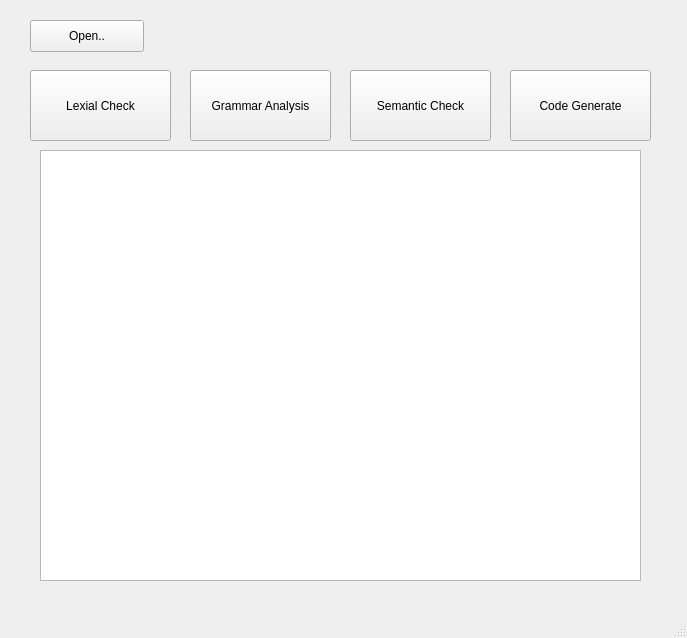
Qt form compilerUI.ui (phoeagon/CompilerCourseLab) before a commit.
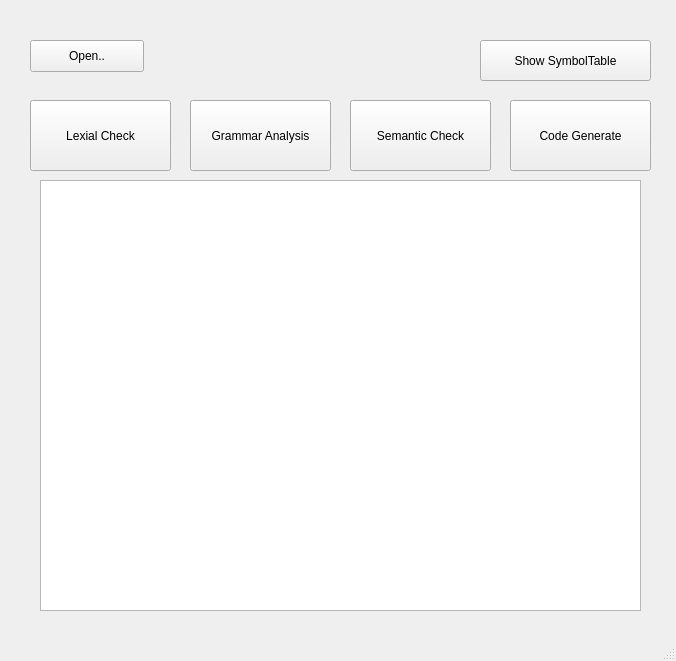
The same form after that commit.

Commit message: showing symbol table: buggy ver

What changed in the file:
```diff
--- a/compilerUI.ui
+++ b/compilerUI.ui
@@ -6,8 +6,8 @@
    <rect>
     <x>0</x>
     <y>0</y>
-    <width>687</width>
-    <height>638</height>
+    <width>676</width>
+    <height>661</height>
    </rect>
   </property>
   <property name="windowTitle">
@@ -18,7 +18,7 @@
     <property name="geometry">
      <rect>
       <x>30</x>
-      <y>20</y>
+      <y>40</y>
       <width>114</width>
       <height>32</height>
      </rect>
@@ -31,7 +31,7 @@
     <property name="geometry">
      <rect>
       <x>30</x>
-      <y>70</y>
+      <y>100</y>
       <width>141</width>
       <height>71</height>
      </rect>
@@ -44,7 +44,7 @@
     <property name="geometry">
      <rect>
       <x>190</x>
-      <y>70</y>
+      <y>100</y>
       <width>141</width>
       <height>71</height>
      </rect>
@@ -57,7 +57,7 @@
     <property name="geometry">
      <rect>
       <x>350</x>
-      <y>70</y>
+      <y>100</y>
       <width>141</width>
       <height>71</height>
      </rect>
@@ -70,7 +70,7 @@
     <property name="geometry">
      <rect>
       <x>510</x>
-      <y>70</y>
+      <y>100</y>
       <width>141</width>
       <height>71</height>
      </rect>
@@ -86,7 +86,7 @@
     <property name="geometry">
      <rect>
       <x>40</x>
-      <y>150</y>
+      <y>180</y>
       <width>601</width>
       <height>431</height>
      </rect>
@@ -106,7 +106,7 @@
     <property name="geometry">
      <rect>
       <x>40</x>
-      <y>150</y>
+      <y>180</y>
       <width>601</width>
       <height>431</height>
      </rect>
@@ -115,6 +115,19 @@
      <bool>true</bool>
     </attribute>
    </widget>
+   <widget class="QPushButton" name="symbolTable">
+    <property name="geometry">
+     <rect>
+      <x>480</x>
+      <y>40</y>
+      <width>171</width>
+      <height>41</height>
+     </rect>
+    </property>
+    <property name="text">
+     <string>Show SymbolTable</string>
+    </property>
+   </widget>
   </widget>
   <widget class="QMenuBar" name="menubar">
    <property name="geometry">
```
Left out of the diff: 23 changed lines with no effect on the pictures. The commit also changes 2 other files.
